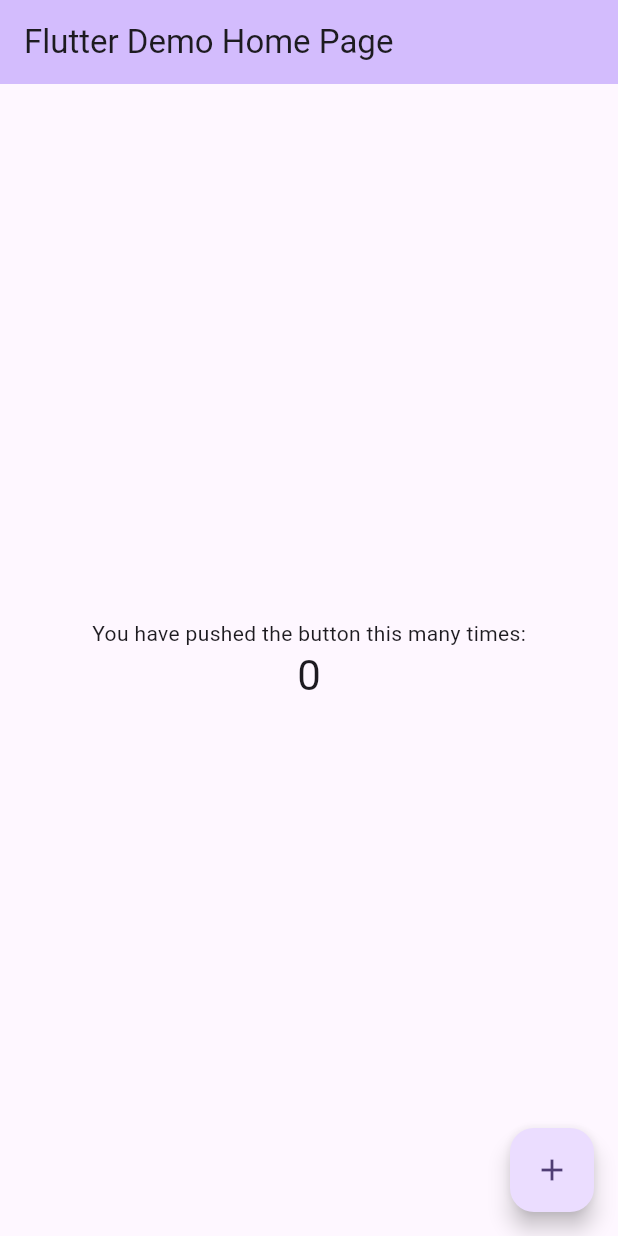
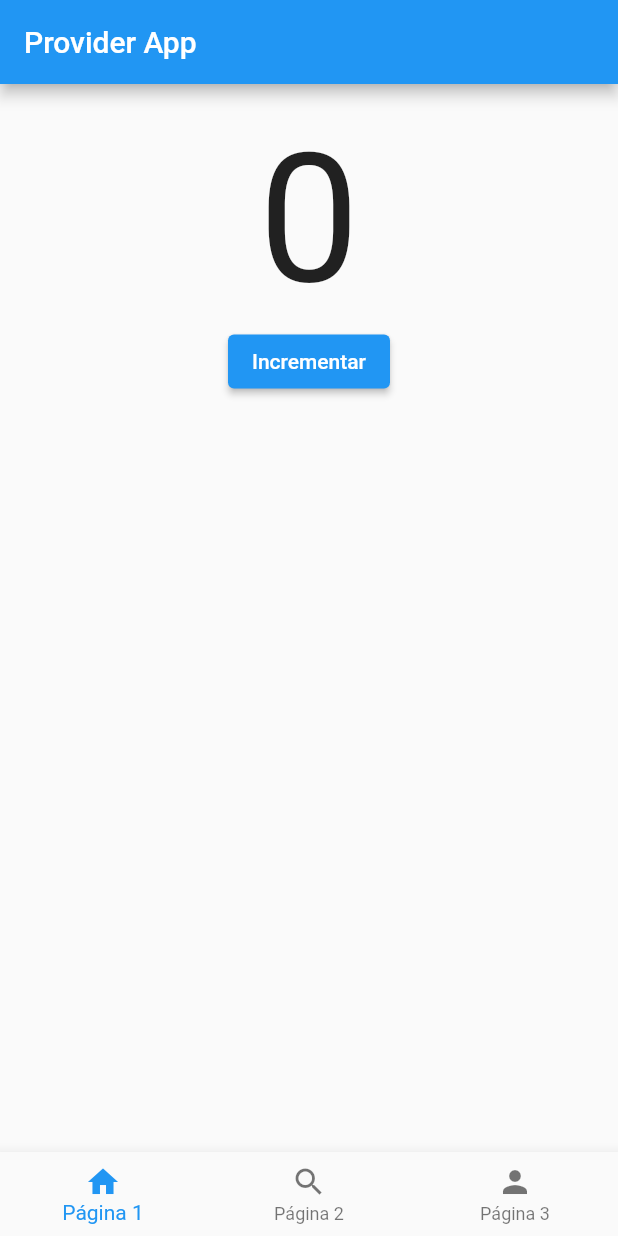
Before and after one commit to arodriguezgim/PMDM2526, a Flutter app: the screen it shows after launch, on a phone screen of 412 x 824 dp. Run offline on Flutter 3.47's test engine with Material 3 defaults, Android fonts, the phone set to English and light mode, and no system bars.

Commit message:
Fin clase miercoles

```diff
--- a/Flutter/gestor_de_estados/lib/main.dart
+++ b/Flutter/gestor_de_estados/lib/main.dart
@@ -1,122 +1,18 @@
 import 'package:flutter/material.dart';
+import 'package:gestor_de_estados/screens/home_screen.dart';
 
-void main() {
-  runApp(const MyApp());
-}
+void main() => runApp(const MyApp());
 
 class MyApp extends StatelessWidget {
   const MyApp({super.key});
 
-  // This widget is the root of your application.
   @override
   Widget build(BuildContext context) {
     return MaterialApp(
-      title: 'Flutter Demo',
-      theme: ThemeData(
-        // This is the theme of your application.
-        //
-        // TRY THIS: Try running your application with "flutter run". You'll see
-        // the application has a purple toolbar. Then, without quitting the app,
-        // try changing the seedColor in the colorScheme below to Colors.green
-        // and then invoke "hot reload" (save your changes or press the "hot
-        // reload" button in a Flutter-supported IDE, or press "r" if you used
-        // the command line to start the app).
-        //
-        // Notice that the counter didn't reset back to zero; the application
-        // state is not lost during the reload. To reset the state, use hot
-        // restart instead.
-        //
-        // This works for code too, not just values: Most code changes can be
-        // tested with just a hot reload.
-        colorScheme: .fromSeed(seedColor: Colors.deepPurple),
-      ),
-      home: const MyHomePage(title: 'Flutter Demo Home Page'),
+      debugShowCheckedModeBanner: false,
+      title: 'Provider App',
+      theme: ThemeData(useMaterial3: false, ),
+      home: HomeScreen(),
     );
   }
 }
-
-class MyHomePage extends StatefulWidget {
-  const MyHomePage({super.key, required this.title});
-
-  // This widget is the home page of your application. It is stateful, meaning
-  // that it has a State object (defined below) that contains fields that affect
-  // how it looks.
-
-  // This class is the configuration for the state. It holds the values (in this
-  // case the title) provided by the parent (in this case the App widget) and
-  // used by the build method of the State. Fields in a Widget subclass are
-  // always marked "final".
-
-  final String title;
-
-  @override
-  State<MyHomePage> createState() => _MyHomePageState();
-}
-
-class _MyHomePageState extends State<MyHomePage> {
-  int _counter = 0;
-
-  void _incrementCounter() {
-    setState(() {
-      // This call to setState tells the Flutter framework that something has
-      // changed in this State, which causes it to rerun the build method below
-      // so that the display can reflect the updated values. If we changed
-      // _counter without calling setState(), then the build method would not be
-      // called again, and so nothing would appear to happen.
-      _counter++;
-    });
-  }
-
-  @override
-  Widget build(BuildContext context) {
-    // This method is rerun every time setState is called, for instance as done
-    // by the _incrementCounter method above.
-    //
-    // The Flutter framework has been optimized to make rerunning build methods
-    // fast, so that you can just rebuild anything that needs updating rather
-    // than having to individually change instances of widgets.
-    return Scaffold(
-      appBar: AppBar(
-        // TRY THIS: Try changing the color here to a specific color (to
-        // Colors.amber, perhaps?) and trigger a hot reload to see the AppBar
-        // change color while the other colors stay the same.
-        backgroundColor: Theme.of(context).colorScheme.inversePrimary,
-        // Here we take the value from the MyHomePage object that was created by
-        // the App.build method, and use it to set our appbar title.
-        title: Text(widget.title),
-      ),
-      body: Center(
-        // Center is a layout widget. It takes a single child and positions it
-        // in the middle of the parent.
-        child: Column(
-          // Column is also a layout widget. It takes a list of children and
-          // arranges them vertically. By default, it sizes itself to fit its
-          // children horizontally, and tries to be as tall as its parent.
-          //
-          // Column has various properties to control how it sizes itself and
-          // how it positions its children. Here we use mainAxisAlignment to
-          // center the children vertically; the main axis here is the vertical
-          // axis because Columns are vertical (the cross axis would be
-          // horizontal).
-          //
-          // TRY THIS: Invoke "debug painting" (choose the "Toggle Debug Paint"
-          // action in the IDE, or press "p" in the console), to see the
-          // wireframe for each widget.
-          mainAxisAlignment: .center,
-          children: [
-            const Text('You have pushed the button this many times:'),
-            Text(
-              '$_counter',
-              style: Theme.of(context).textTheme.headlineMedium,
-            ),
-          ],
-        ),
-      ),
-      floatingActionButton: FloatingActionButton(
-        onPressed: _incrementCounter,
-        tooltip: 'Increment',
-        child: const Icon(Icons.add),
-      ),
-    );
-  }
-}
--- /dev/null
+++ b/Flutter/gestor_de_estados/lib/pages/page1.dart
@@ -0,0 +1,30 @@
+import 'package:flutter/material.dart';
+
+class Pagina1 extends StatefulWidget {
+  const Pagina1({super.key});
+
+  @override
+  State<Pagina1> createState() => _Pagina1State();
+}
+
+class _Pagina1State extends State<Pagina1> {
+  int _contador = 0;
+  @override
+  Widget build(BuildContext context) {
+
+    return Center(
+        child: Column(
+          children: [
+            SizedBox(height: 20,),
+            Text(_contador.toString(), style: TextStyle(fontSize: 120),),
+            ElevatedButton(onPressed: (){
+              setState(() {
+                _contador++;
+              });
+
+            }, child: Text('Incrementar'))
+          ],
+        ),
+      );
+  }
+}
--- /dev/null
+++ b/Flutter/gestor_de_estados/lib/pages/page2.dart
@@ -0,0 +1,14 @@
+import 'package:flutter/material.dart';
+
+class Pagina2 extends StatelessWidget {
+  const Pagina2({super.key});
+
+  @override
+  Widget build(BuildContext context) {
+    return Scaffold(
+      body: Center(
+        child: Text('Página 2'),
+      ),
+    );
+  }
+}
--- /dev/null
+++ b/Flutter/gestor_de_estados/lib/pages/page3.dart
@@ -0,0 +1,14 @@
+import 'package:flutter/material.dart';
+
+class Pagina3 extends StatelessWidget {
+  const Pagina3({super.key});
+
+  @override
+  Widget build(BuildContext context) {
+    return Scaffold(
+      body: Center(
+        child: Text('Página 3'),
+      ),
+    );
+  }
+}
--- /dev/null
+++ b/Flutter/gestor_de_estados/lib/screens/home_screen.dart
@@ -0,0 +1,44 @@
+import 'package:flutter/material.dart';
+import 'package:gestor_de_estados/pages/page1.dart';
+import 'package:gestor_de_estados/pages/page2.dart';
+import 'package:gestor_de_estados/pages/page3.dart';
+
+class HomeScreen extends StatefulWidget {
+
+  const HomeScreen({Key? key}) : super(key: key);
+
+  @override
+  State<HomeScreen> createState() => _HomeScreenState();
+}
+
+class _HomeScreenState extends State<HomeScreen> {
+
+  List<Widget> _paginas = [ Pagina1(), Pagina2(), Pagina3()];
+  int _currentIndex = 0;
+  @override
+  Widget build(BuildContext context) {
+    return Scaffold(
+      appBar: AppBar(title: Text('Provider App'),),
+      body: _paginas[_currentIndex],
+      bottomNavigationBar: BottomNavigationBar(
+        currentIndex: _currentIndex,
+        items: [
+          BottomNavigationBarItem(
+            icon: Icon(Icons.home),
+            label: 'Página 1'),
+          BottomNavigationBarItem(
+            icon: Icon(Icons.search),
+            label: 'Página 2'),
+          BottomNavigationBarItem(
+            icon: Icon(Icons.person),
+            label: 'Página 3'),
+        ],
+        onTap: ( index ) {
+          setState(() {
+            _currentIndex = index;
+          });
+        },
+        ),
+    );
+  }
+}
--- a/Flutter/gestor_de_estados/pubspec.yaml
+++ b/Flutter/gestor_de_estados/pubspec.yaml
@@ -34,6 +34,7 @@ dependencies:
   # The following adds the Cupertino Icons font to your application.
   # Use with the CupertinoIcons class for iOS style icons.
   cupertino_icons: ^1.0.8
+  provider: ^6.1.5+1
 
 dev_dependencies:
   flutter_test:
```
Also changed, not shown: Flutter/gestor_de_estados/pubspec.lock.
